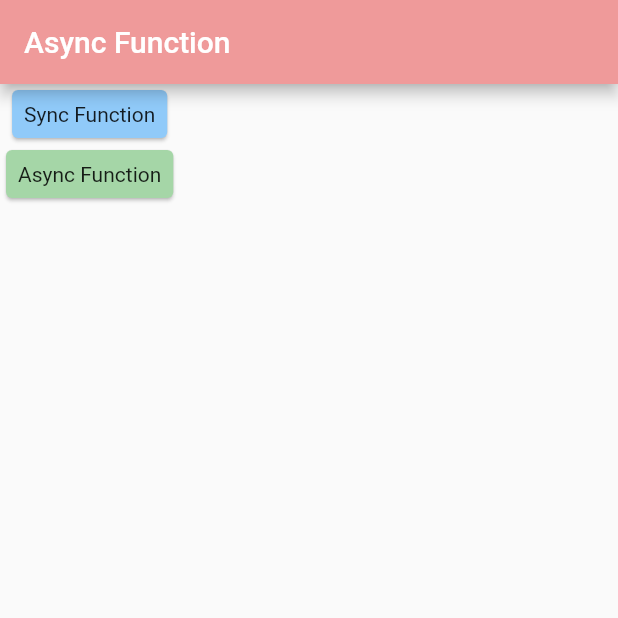
After one commit to codekaze/state_management_tutorial, a Flutter app: the screen it shows after launch, after a tap on "Sync Function", on a phone screen of 412 x 824 dp, the top half of it. The commit adds this screen. Run offline on Flutter 3.47's test engine with Material 2 defaults, Android fonts, the phone set to English and light mode, and no system bars; our stand-ins replace get; network calls fail.

Commit message:
Mon, Apr 19, 10:55:30

```diff
--- /dev/null
+++ b/lib/function/async_function.dart
@@ -0,0 +1,79 @@
+import 'package:flutter/material.dart';
+
+class AsyncFunctionView extends StatefulWidget {
+  @override
+  _AsyncFunctionViewState createState() => _AsyncFunctionViewState();
+}
+
+class _AsyncFunctionViewState extends State<AsyncFunctionView> {
+  void hitungPenjualan() {
+    var harga = 2500;
+    var qty = 5;
+    print("Sync Function");
+    print(harga * qty);
+  }
+
+  void hitungPenjualanAsync() async {
+    await Future.delayed(Duration(seconds: 1));
+
+    var harga = 5000;
+    var qty = 10;
+    print("Async Function");
+    print(harga * qty);
+  }
+
+  @override
+  void initState() {
+    super.initState();
+  }
+
+  @override
+  Widget build(BuildContext context) {
+    return Scaffold(
+      appBar: AppBar(
+        backgroundColor: Colors.red[200],
+        title: Text("Async Function"),
+      ),
+      body: Column(
+        children: [
+          InkWell(
+            onTap: () {
+              print("1");
+              print("2");
+              print("3");
+              hitungPenjualan();
+              print("4");
+              print("5");
+              print("6");
+            },
+            child: Card(
+              color: Colors.blue[200],
+              child: Padding(
+                padding: const EdgeInsets.all(8.0),
+                child: Text("Sync Function"),
+              ),
+            ),
+          ),
+          InkWell(
+            onTap: () {
+              print("1");
+              print("2");
+              print("3");
+              hitungPenjualanAsync();
+              print("4");
+              print("5");
+              print("6");
+            },
+            child: Card(
+              color: Colors.green[200],
+              child: Padding(
+                padding: const EdgeInsets.all(8.0),
+                child: Text("Async Function"),
+              ),
+            ),
+          ),
+        ],
+      ),
+    );
+  }
+}
--- a/lib/main.dart
+++ b/lib/main.dart
@@ -1,5 +1,6 @@
 import 'package:flutter/material.dart';
 import 'package:get/get.dart';
+import 'package:tutorial/function/async_function.dart';
 import 'package:tutorial/panic/panic.dart';
 import 'package:tutorial/tugas/tugas1.dart';
 import 'cart/cart.dart';
@@ -14,6 +15,6 @@ void main() {
   runApp(GetMaterialApp(
     debugShowCheckedModeBanner: false,
     defaultTransition: Transition.fade,
-    home: SelectContactView(),
+    home: AsyncFunctionView(),
   ));
 }
```
